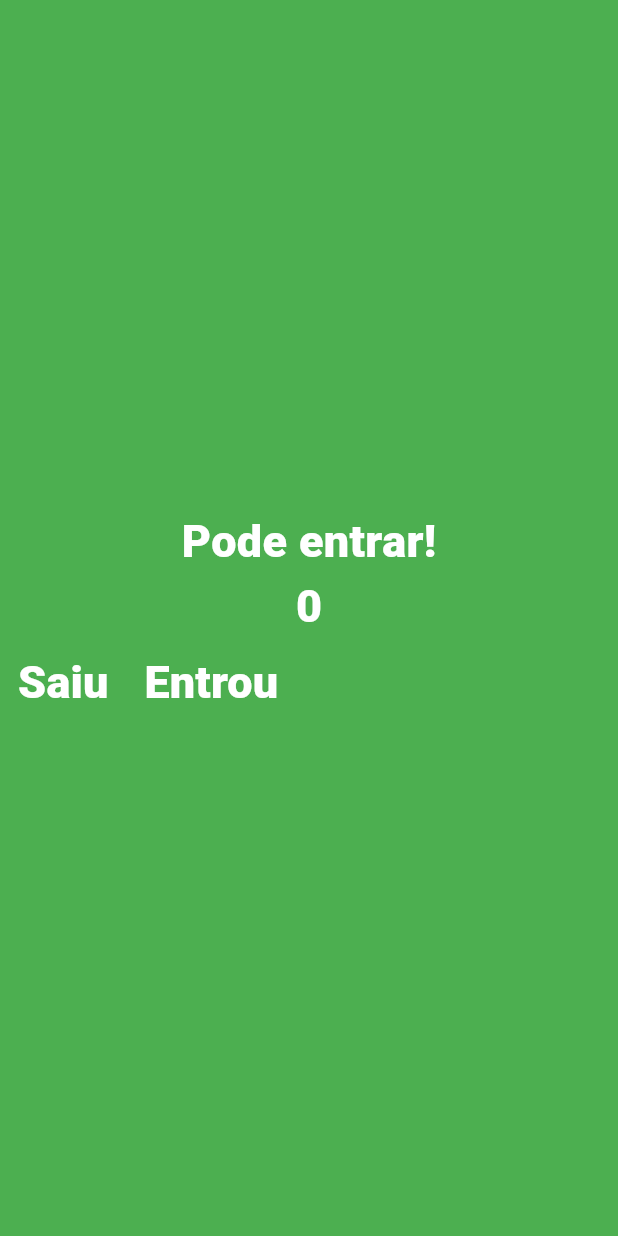
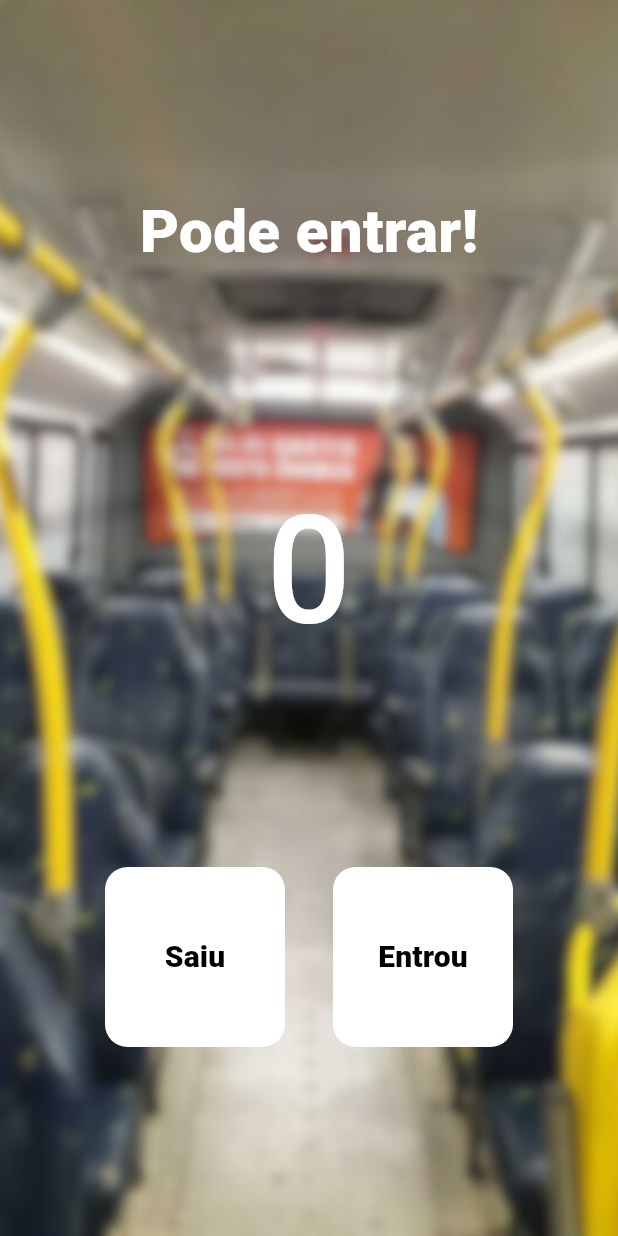
Before and after one commit to JoseGuiFerreira17/contador_onibus, a Flutter app: the screen it shows after launch, on a phone screen of 412 x 824 dp. Run offline on Flutter 3.47's test engine with Material 3 defaults, Android fonts, the phone set to English and light mode, and no system bars.

Commit message:
aplicação dos estilos de tela

```diff
--- a/lib/main.dart
+++ b/lib/main.dart
@@ -31,13 +31,20 @@ class HomePage extends StatelessWidget {
   Widget build(BuildContext context) {
     return Scaffold(
       backgroundColor: Colors.green,
-      body: Column(
-        mainAxisAlignment: MainAxisAlignment.center,
+      body: Container(
+        decoration: const BoxDecoration(
+          image: DecorationImage(
+            image: AssetImage("assets/images/bus.jpg"),
+            fit: BoxFit.cover,
+          ),
+        ),
+        child: Column(
+          mainAxisAlignment: MainAxisAlignment.spaceEvenly,
           children: [
             const Text(
               "Pode entrar!",
               style: TextStyle(
-              fontSize: 30,
+                fontSize: 40,
                 color: Colors.white,
                 fontWeight: FontWeight.w800,
               ),
@@ -45,31 +52,49 @@ class HomePage extends StatelessWidget {
             const Text(
               "0",
               style: TextStyle(
-              fontSize: 30,
+                fontSize: 100,
                 color: Colors.white,
-              fontWeight: FontWeight.w800,
+                fontWeight: FontWeight.w500,
               ),
             ),
             Row(
+              mainAxisAlignment: MainAxisAlignment.center,
               children: [
                 TextButton(
                   onPressed: decrement,
+                  style: TextButton.styleFrom(
+                    foregroundColor: Colors.black,
+                    backgroundColor: Colors.white,
+                    fixedSize: const Size(120, 120),
+                    shape: RoundedRectangleBorder(
+                      borderRadius: BorderRadius.circular(15),
+                    ),
+                  ),
                   child: const Text(
                     "Saiu",
                     style: TextStyle(
-                    fontSize: 30,
-                    color: Colors.white,
+                      fontSize: 20,
+                      color: Colors.black,
                       fontWeight: FontWeight.w800,
                     ),
                   ),
                 ),
+                const SizedBox(width: 32), // Add this line
                 TextButton(
                   onPressed: increment,
+                  style: TextButton.styleFrom(
+                    foregroundColor: Colors.black,
+                    backgroundColor: Colors.white,
+                    fixedSize: const Size(120, 120),
+                    shape: RoundedRectangleBorder(
+                      borderRadius: BorderRadius.circular(15),
+                    ),
+                  ),
                   child: const Text(
                     "Entrou",
                     style: TextStyle(
-                    fontSize: 30,
-                    color: Colors.white,
+                      fontSize: 20,
+                      color: Colors.black,
                       fontWeight: FontWeight.w800,
                     ),
                   ),
@@ -78,6 +103,7 @@ class HomePage extends StatelessWidget {
             ),
           ],
         ),
+      ),
     );
   }
 }
```
Also changed, not shown: pubspec.yaml (+4 -7 lines), assets/images/bus.jpg (added). Lines whose indentation alone changed are shown as unchanged.
